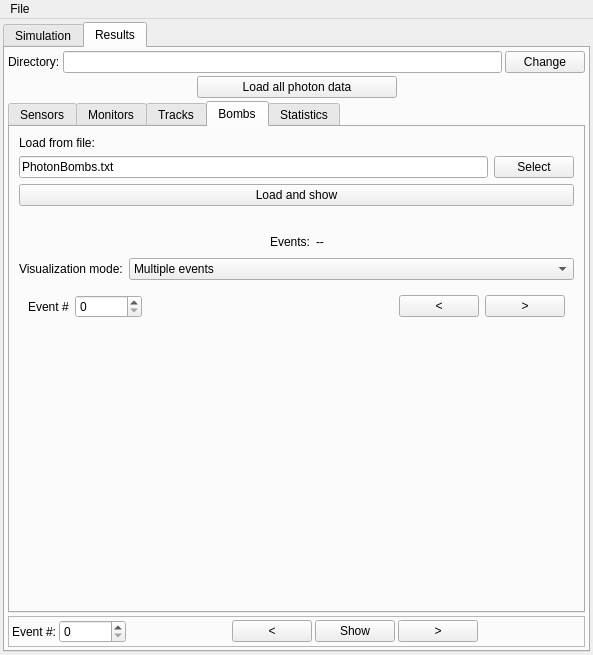
First picture: the form in ants3bundle/src/ants3/gui/photsim/a3photsimwin.ui, repository andrmor/ANTS3bundle, before the edit.
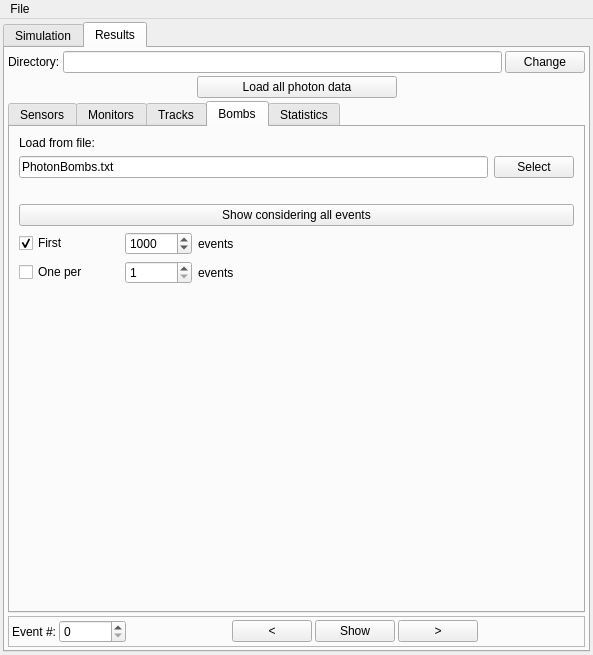
Second picture: the form after the edit. The open tabs and pages were chosen to show the change.

```diff
--- a/ants3bundle/src/ants3/gui/photsim/a3photsimwin.ui
+++ b/ants3bundle/src/ants3/gui/photsim/a3photsimwin.ui
@@ -4126,13 +4126,6 @@
               </item>
              </layout>
             </item>
-            <item>
-             <widget class="QPushButton" name="pbLoadAndShowBombs">
-              <property name="text">
-               <string>Load and show</string>
-              </property>
-             </widget>
-            </item>
             <item>
              <widget class="QLabel" name="label_34">
               <property name="text">
@@ -4141,99 +4134,12 @@
              </widget>
             </item>
             <item>
-             <layout class="QHBoxLayout" name="horizontalLayout_54">
-              <property name="topMargin">
-               <number>0</number>
-              </property>
-              <item>
-               <spacer name="horizontalSpacer_61">
-                <property name="orientation">
-                 <enum>Qt::Horizontal</enum>
-                </property>
-                <property name="sizeHint" stdset="0">
-                 <size>
-                  <width>40</width>
-                  <height>20</height>
-                 </size>
-                </property>
-               </spacer>
-              </item>
-              <item>
-               <widget class="QLabel" name="label_36">
+             <widget class="QPushButton" name="pbShowBombsMultiple">
                 <property name="text">
-                 <string>Events:</string>
+               <string>Show considering all events</string>
                 </property>
                </widget>
               </item>
-              <item>
-               <widget class="QLabel" name="labShowBombsNumEvents">
-                <property name="text">
-                 <string>--</string>
-                </property>
-               </widget>
-              </item>
-              <item>
-               <spacer name="horizontalSpacer_62">
-                <property name="orientation">
-                 <enum>Qt::Horizontal</enum>
-                </property>
-                <property name="sizeHint" stdset="0">
-                 <size>
-                  <width>40</width>
-                  <height>20</height>
-                 </size>
-                </property>
-               </spacer>
-              </item>
-             </layout>
-            </item>
-            <item>
-             <layout class="QHBoxLayout" name="horizontalLayout_53">
-              <property name="topMargin">
-               <number>0</number>
-              </property>
-              <item>
-               <widget class="QLabel" name="label_35">
-                <property name="sizePolicy">
-                 <sizepolicy hsizetype="Minimum" vsizetype="Preferred">
-                  <horstretch>0</horstretch>
-                  <verstretch>0</verstretch>
-                 </sizepolicy>
-                </property>
-                <property name="text">
-                 <string>Visualization mode:</string>
-                </property>
-               </widget>
-              </item>
-              <item>
-               <widget class="QComboBox" name="cobShowBombsMode">
-                <property name="sizePolicy">
-                 <sizepolicy hsizetype="Expanding" vsizetype="Fixed">
-                  <horstretch>0</horstretch>
-                  <verstretch>0</verstretch>
-                 </sizepolicy>
-                </property>
-                <item>
-                 <property name="text">
-                  <string>Multiple events</string>
-                 </property>
-                </item>
-                <item>
-                 <property name="text">
-                  <string>Single event at a time</string>
-                 </property>
-                </item>
-               </widget>
-              </item>
-             </layout>
-            </item>
-            <item>
-             <widget class="QStackedWidget" name="stackedWidget">
-              <property name="currentIndex">
-               <number>0</number>
-              </property>
-              <widget class="QWidget" name="page">
-               <layout class="QVBoxLayout" name="verticalLayout_25">
                 <item>
                  <layout class="QHBoxLayout" name="horizontalLayout_50">
                   <item>
@@ -4338,85 +4244,6 @@
                  </layout>
                 </item>
                 <item>
-                 <spacer name="verticalSpacer_19">
-                  <property name="orientation">
-                   <enum>Qt::Vertical</enum>
-                  </property>
-                  <property name="sizeHint" stdset="0">
-                   <size>
-                    <width>20</width>
-                    <height>87</height>
-                   </size>
-                  </property>
-                 </spacer>
-                </item>
-               </layout>
-              </widget>
-              <widget class="QWidget" name="page_2">
-               <layout class="QVBoxLayout" name="verticalLayout_26">
-                <item>
-                 <layout class="QHBoxLayout" name="horizontalLayout_52">
-                  <item>
-                   <widget class="QLabel" name="label_33">
-                    <property name="text">
-                     <string>Event #</string>
-                    </property>
-                   </widget>
-                  </item>
-                  <item>
-                   <widget class="QSpinBox" name="sbShowBombsEvent">
-                    <property name="maximum">
-                     <number>999999999</number>
-                    </property>
-                   </widget>
-                  </item>
-                  <item>
-                   <spacer name="horizontalSpacer_60">
-                    <property name="orientation">
-                     <enum>Qt::Horizontal</enum>
-                    </property>
-                    <property name="sizeHint" stdset="0">
-                     <size>
-                      <width>40</width>
-                      <height>20</height>
-                     </size>
-                    </property>
-                   </spacer>
-                  </item>
-                  <item>
-                   <widget class="QPushButton" name="pbShowBombsPrevious">
-                    <property name="text">
-                     <string>&lt;</string>
-                    </property>
-                   </widget>
-                  </item>
-                  <item>
-                   <widget class="QPushButton" name="pbShowBombsNext">
-                    <property name="text">
-                     <string>&gt;</string>
-                    </property>
-                   </widget>
-                  </item>
-                 </layout>
-                </item>
-                <item>
-                 <spacer name="verticalSpacer_24">
-                  <property name="orientation">
-                   <enum>Qt::Vertical</enum>
-                  </property>
-                  <property name="sizeHint" stdset="0">
-                   <size>
-                    <width>20</width>
-                    <height>121</height>
-                   </size>
-                  </property>
-                 </spacer>
-                </item>
-               </layout>
-              </widget>
-             </widget>
-            </item>
-            <item>
              <spacer name="verticalSpacer_7">
               <property name="orientation">
                <enum>Qt::Vertical</enum>
```
Left out of the diff: 20 changed lines with no effect on the pictures. Lines whose indentation alone changed are shown as unchanged.
